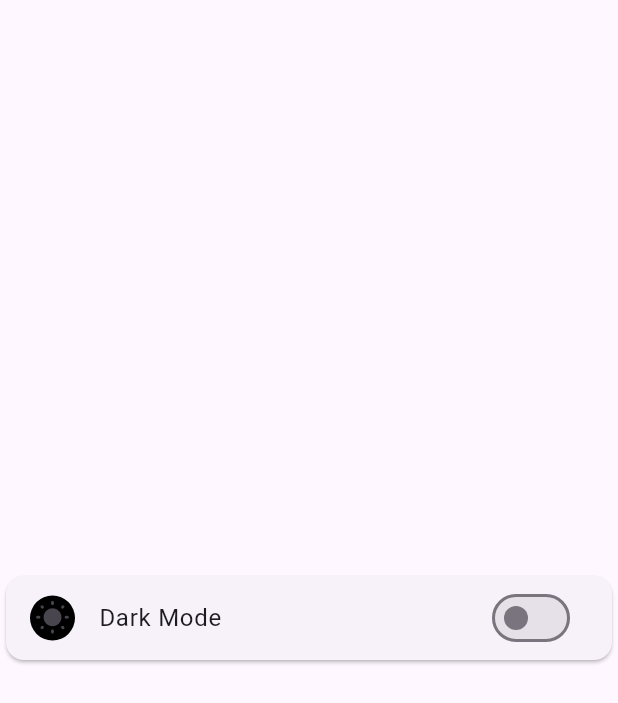
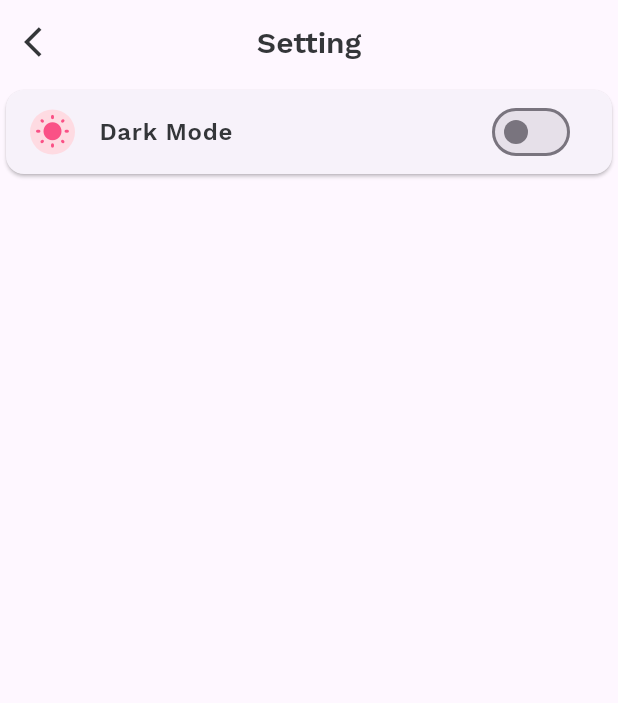
Before and after one commit to tuktaptch/chatpro-flutter, a Flutter app: the SettingScreen screen opened directly, on a phone screen of 412 x 824 dp. Shown: the top 703 px of the screen. Run offline on Flutter 3.47's test engine with Material 3 defaults, Android fonts, the light colour scheme and no system bars; our stand-ins replace adaptive_theme, cloud_firestore, country_picker, device_info_plus, file_picker, firebase_auth and 10 more; missing offline and left inert: crop_your_image, rive_animated_icon; accounts and stored records are empty.

Commit message:
feat(Login): :sparkles: CP2025-1: edit about read me ,refactor code login screen,setting screen and etc.

```diff
--- a/lib/di/service_locator.dart
+++ b/lib/di/modules/service_locator.dart
@@ -1,4 +1,4 @@
-import 'package:chat_pro/services/navigation_service.dart';
+import 'package:chat_pro/di/modules/services/navigation_service.dart';
 import 'package:get_it/get_it.dart';
 
 final getIt = GetIt.instance;
--- a/lib/main_screen/setting_screen.dart
+++ b/lib/main_screen/setting_screen.dart
@@ -1,7 +1,11 @@
 import 'package:adaptive_theme/adaptive_theme.dart';
+import 'package:chat_pro/constraints/c_colors.dart';
+import 'package:chat_pro/constraints/c_typography.dart';
+import 'package:chat_pro/widgets/c_app_bar.dart';
 import 'package:flutter/material.dart';
 
 class SettingScreen extends StatefulWidget {
+  static const routeName = '/main_screen/setting';
   const SettingScreen({super.key});
 
   @override
@@ -33,21 +37,27 @@ class _SettingScreenState extends State<SettingScreen> {
   @override
   Widget build(BuildContext context) {
     return Scaffold(
-      body: Center(
-        child: Card(
+      appBar: CAppBar(title: 'Setting'),
+      body: Card(
         child: SwitchListTile(
           secondary: Container(
             height: 30,
             width: 30,
             decoration: BoxDecoration(
               shape: BoxShape.circle,
-                color: isDarkMode ? Colors.white : Colors.black,
+              color: isDarkMode ? CColors.pureWhite : CColors.lightPink,
             ),
             child: Icon(
               isDarkMode ? Icons.nightlight_round : Icons.wb_sunny_rounded,
+              color: isDarkMode ? CColors.hotPink : CColors.vividPink,
             ),
           ),
-            title: Text('Dark Mode'),
+          title: Text(
+            'Dark Mode',
+            style: CTypography.title.copyWith(
+              color: isDarkMode ? CColors.pureWhite : CColors.darkGray,
+            ),
+          ),
           value: isDarkMode,
           onChanged: (value) {
             setState(() {
@@ -61,7 +71,11 @@ class _SettingScreenState extends State<SettingScreen> {
           },
         ),
       ),
-      ),
     );
   }
 }
+
+class SettingScreenArguments {
+  String uid;
+  SettingScreenArguments({required this.uid});
+}
--- a/lib/route.dart
+++ b/lib/route.dart
@@ -9,6 +9,7 @@ import 'package:chat_pro/main_screen/home_screen/home_screen.dart';
 import 'package:chat_pro/main_screen/home_screen/home_screen_provider.dart';
 import 'package:chat_pro/main_screen/profile_screen/profile_screen.dart';
 import 'package:chat_pro/main_screen/profile_screen/profile_screen_provider.dart';
+import 'package:chat_pro/main_screen/setting_screen.dart';
 import 'package:chat_pro/provider/authentication_provider.dart';
 import 'package:flutter/material.dart';
 import 'package:provider/provider.dart';
@@ -44,5 +45,6 @@ class ChatProRoute {
           ProfileScreenProvider(context.read<AuthenticationProvider>()),
       child: ProfileScreen(),
     ),
+    SettingScreen.routeName: (context) => SettingScreen(),
   };
 }
--- a/lib/widgets/modal/modal_permission.dart
+++ b/lib/widgets/modal/modal_permission.dart
@@ -1,7 +1,7 @@
 import 'package:chat_pro/constraints/c_colors.dart';
 import 'package:chat_pro/constraints/c_typography.dart';
-import 'package:chat_pro/di/service_locator.dart';
-import 'package:chat_pro/services/navigation_service.dart';
+import 'package:chat_pro/di/modules/service_locator.dart';
+import 'package:chat_pro/di/modules/services/navigation_service.dart';
 import 'package:chat_pro/widgets/button/large_button.dart';
 import 'package:chat_pro/widgets/modal/modal.dart';
 import 'package:flutter/material.dart';
```
Also changed, not shown: lib/main.dart (+13 -4 lines), lib/main_screen/profile_screen/profile_screen.dart (+58 -8 lines), lib/provider/authentication_provider.dart (+18 -12 lines), lib/di/modules/services/navigation_service.dart (renamed from lib/services/navigation_service.dart), 1 other file. Lines whose indentation alone changed are shown as unchanged.
